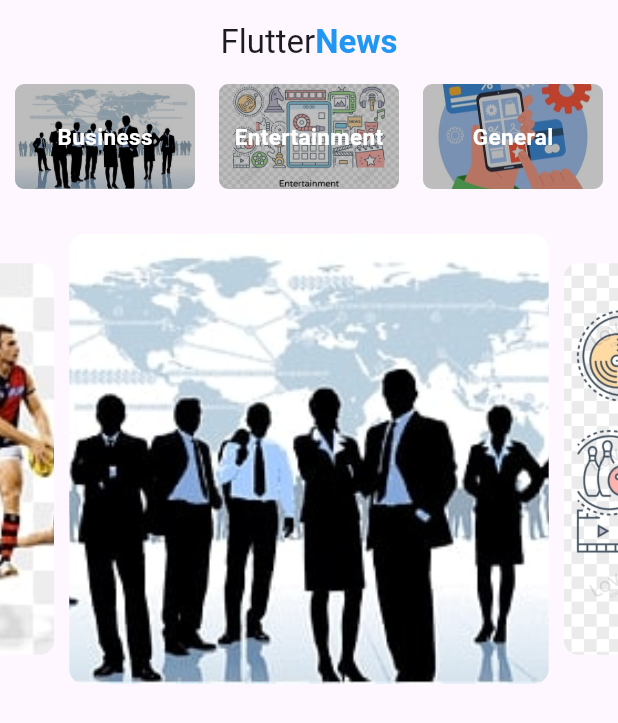
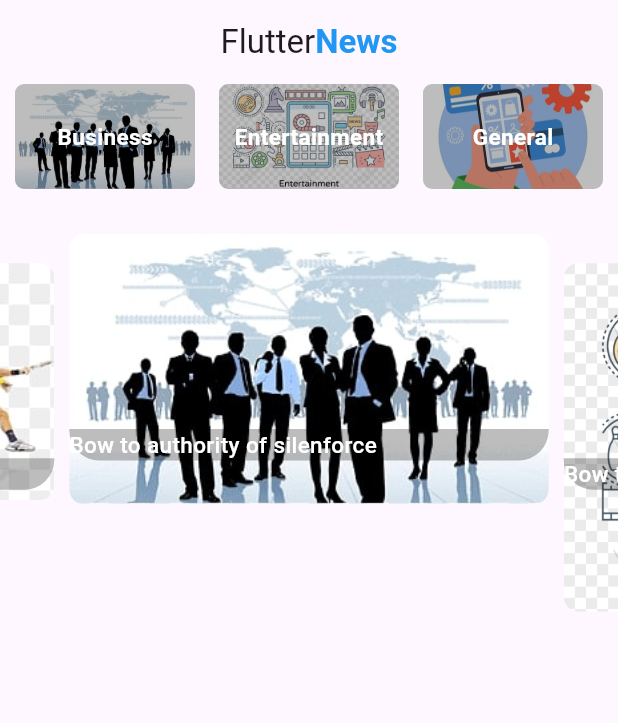
Before and after one commit to am0npande/flutterNewsApp, a Flutter app: the screen it shows after launch, on a phone screen of 412 x 824 dp. Shown: the top 723 px of the screen. Run offline on Flutter 3.47's test engine with Material 3 defaults, Android fonts, the phone set to English and light mode, and no system bars; drawn by our look-alikes of carousel_slider.

Commit message:
this is flutter project!

```diff
--- a/lib/pages/home.dart
+++ b/lib/pages/home.dart
@@ -76,11 +76,23 @@ class _HomeState extends State<Home> {
 
   Widget buildImage(String image, int index, String name) => Container(
       margin: EdgeInsets.symmetric(horizontal: 5.0),
-      child: ClipRRect(
-        borderRadius: BorderRadius.circular(10),
-        child: Image.asset(image,
-            fit: BoxFit.fitHeight, width: MediaQuery.of(context).size.width),
-      ));
+      child: Stack(children: [
+        ClipRRect(
+            borderRadius: BorderRadius.circular(10),
+            child: Image.asset(image,
+                fit: BoxFit.fitHeight,
+                width: MediaQuery.of(context).size.width)),
+        Container(
+          margin: EdgeInsets.only(top: 130),
+          width: MediaQuery.of(context).size.width,
+          decoration: const BoxDecoration(
+              color: Colors.black26,
+              borderRadius: BorderRadius.only(
+                  bottomLeft: Radius.circular(20),
+                  bottomRight: Radius.circular(20))),
+          child: Text(name,style: TextStyle(color: Colors.white,fontSize: 15.0,fontWeight: FontWeight.w500)),
+        )
+      ]));
 }
 
 class CategoryTile extends StatelessWidget {
@@ -98,7 +110,7 @@ class CategoryTile extends StatelessWidget {
           ClipRRect(
               borderRadius: BorderRadius.circular(6),
               child: Image.asset(image,
-                  width: 120, height: 70, fit: BoxFit.cover)),
+                  width: 120, height: 300, fit: BoxFit.cover)),
           Container(
             width: 120,
             height: 70,
```
